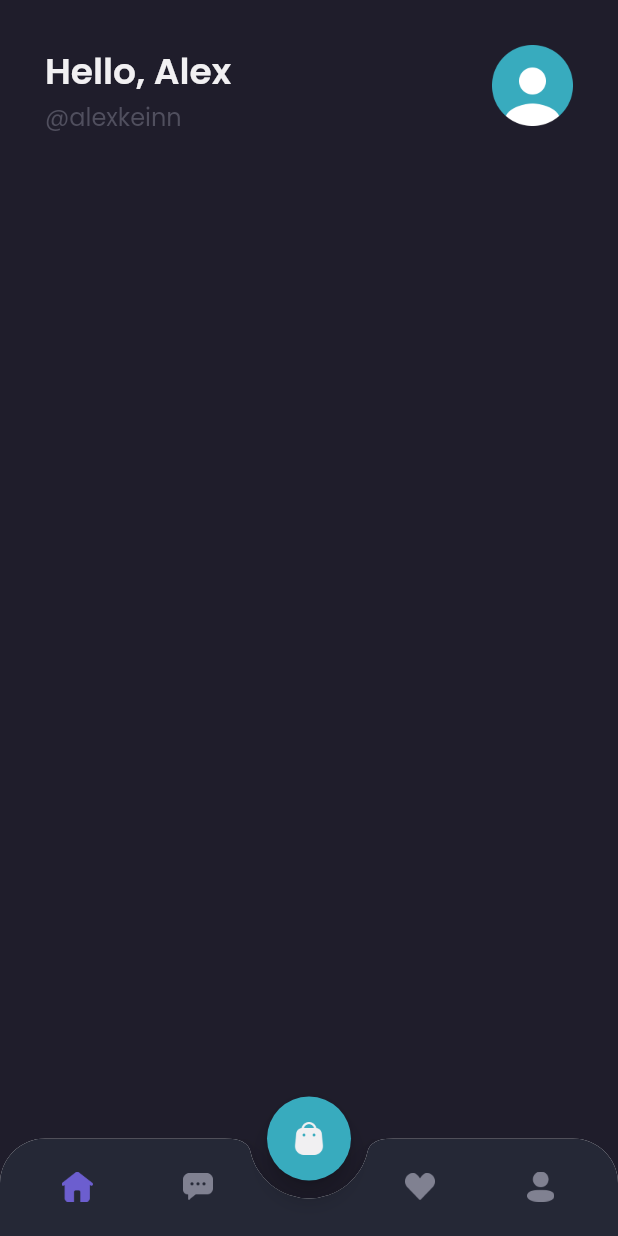
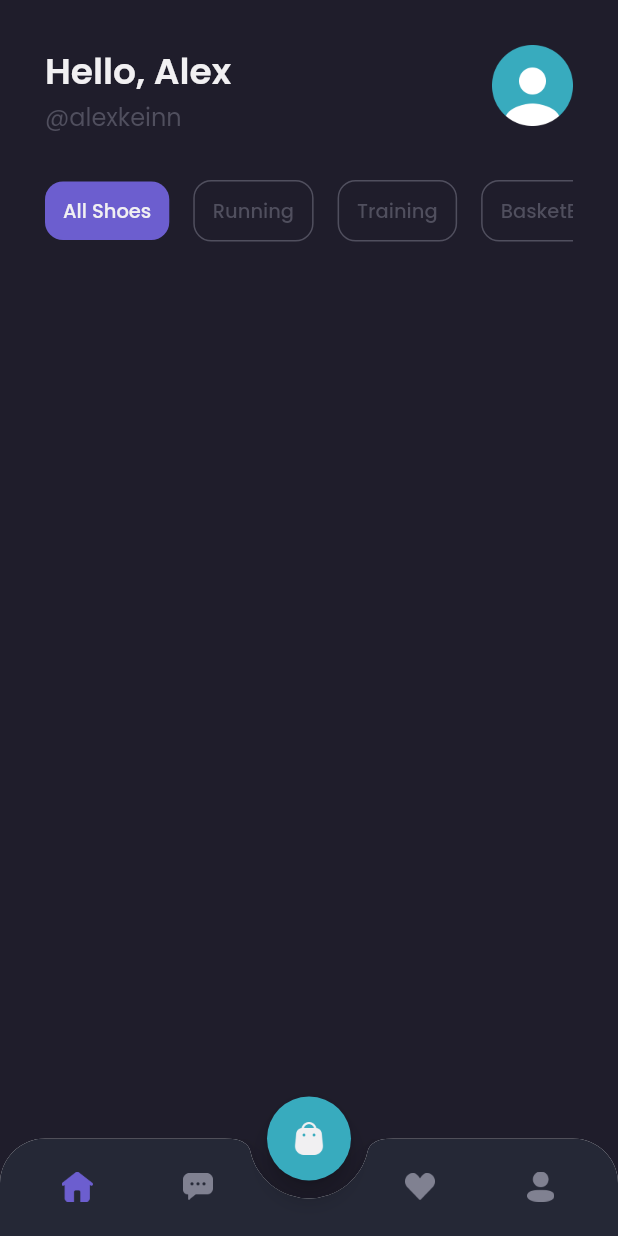
Before and after one commit to kevinrisqi/flutter-shamo, a Flutter app: the MainPage screen opened by its route, on a phone screen of 412 x 824 dp. Run offline on Flutter 3.47's test engine with Material 2 defaults, Android fonts, the phone set to English and light mode, and no system bars; our stand-ins replace google_fonts.

Commit message:
Create categories in Home Page

```diff
--- a/lib/pages/home/home_page.dart
+++ b/lib/pages/home/home_page.dart
@@ -7,8 +7,114 @@ class HomePage extends StatelessWidget {
   @override
   Widget build(BuildContext context) {
     return ListView(
-      children: const [
+      children: [
         header(),
+        Container(
+          margin: EdgeInsets.symmetric(
+            horizontal: defaultMargin,
+          ),
+          child: SingleChildScrollView(
+            scrollDirection: Axis.horizontal,
+            child: Row(
+              children: [
+                Container(
+                  padding: EdgeInsets.symmetric(
+                    horizontal: 12,
+                    vertical: 10,
+                  ),
+                  margin: EdgeInsets.only(right: 16),
+                  decoration: BoxDecoration(
+                    color: primaryColor,
+                    borderRadius: BorderRadius.circular(12),
+                  ),
+                  child: Text(
+                    'All Shoes',
+                    style: primaryTextStyle.copyWith(
+                      fontSize: 13,
+                      fontWeight: medium,
+                    ),
+                  ),
+                ),
+                Container(
+                  padding: EdgeInsets.symmetric(
+                    horizontal: 12,
+                    vertical: 10,
+                  ),
+                  margin: EdgeInsets.only(right: 16),
+                  decoration: BoxDecoration(
+                    color: transparentColor,
+                    border: Border.all(color: subtitleColor),
+                    borderRadius: BorderRadius.circular(12),
+                  ),
+                  child: Text(
+                    'Running',
+                    style: subtitleTextStyle.copyWith(
+                      fontSize: 13,
+                      fontWeight: medium,
+                    ),
+                  ),
+                ),
+                Container(
+                  padding: EdgeInsets.symmetric(
+                    horizontal: 12,
+                    vertical: 10,
+                  ),
+                  margin: EdgeInsets.only(right: 16),
+                  decoration: BoxDecoration(
+                    color: transparentColor,
+                    border: Border.all(color: subtitleColor),
+                    borderRadius: BorderRadius.circular(12),
+                  ),
+                  child: Text(
+                    'Training',
+                    style: subtitleTextStyle.copyWith(
+                      fontSize: 13,
+                      fontWeight: medium,
+                    ),
+                  ),
+                ),
+                Container(
+                  padding: EdgeInsets.symmetric(
+                    horizontal: 12,
+                    vertical: 10,
+                  ),
+                  margin: EdgeInsets.only(right: 16),
+                  decoration: BoxDecoration(
+                    color: transparentColor,
+                    border: Border.all(color: subtitleColor),
+                    borderRadius: BorderRadius.circular(12),
+                  ),
+                  child: Text(
+                    'BasketBall',
+                    style: subtitleTextStyle.copyWith(
+                      fontSize: 13,
+                      fontWeight: medium,
+                    ),
+                  ),
+                ),
+                Container(
+                  padding: EdgeInsets.symmetric(
+                    horizontal: 12,
+                    vertical: 10,
+                  ),
+                  margin: EdgeInsets.only(right: 16),
+                  decoration: BoxDecoration(
+                    color: transparentColor,
+                    border: Border.all(color: subtitleColor),
+                    borderRadius: BorderRadius.circular(12),
+                  ),
+                  child: Text(
+                    'Hiking',
+                    style: subtitleTextStyle.copyWith(
+                      fontSize: 13,
+                      fontWeight: medium,
+                    ),
+                  ),
+                ),
+              ],
+            ),
+          ),
+        )
       ],
     );
   }
--- a/lib/theme.dart
+++ b/lib/theme.dart
@@ -7,6 +7,7 @@ Color subtitleColor = const Color(0xff504F5E);
 Color alertColor = const Color(0xffED6363);
 Color priceColor = const Color(0xff2C96F1);
 Color greyColor = const Color(0xff808191);
+Color transparentColor = Colors.transparent;
 
 Color bgColor1 = const Color(0xff1F1D2B);
 Color bgColor2 = const Color(0xff2B2937);
```
